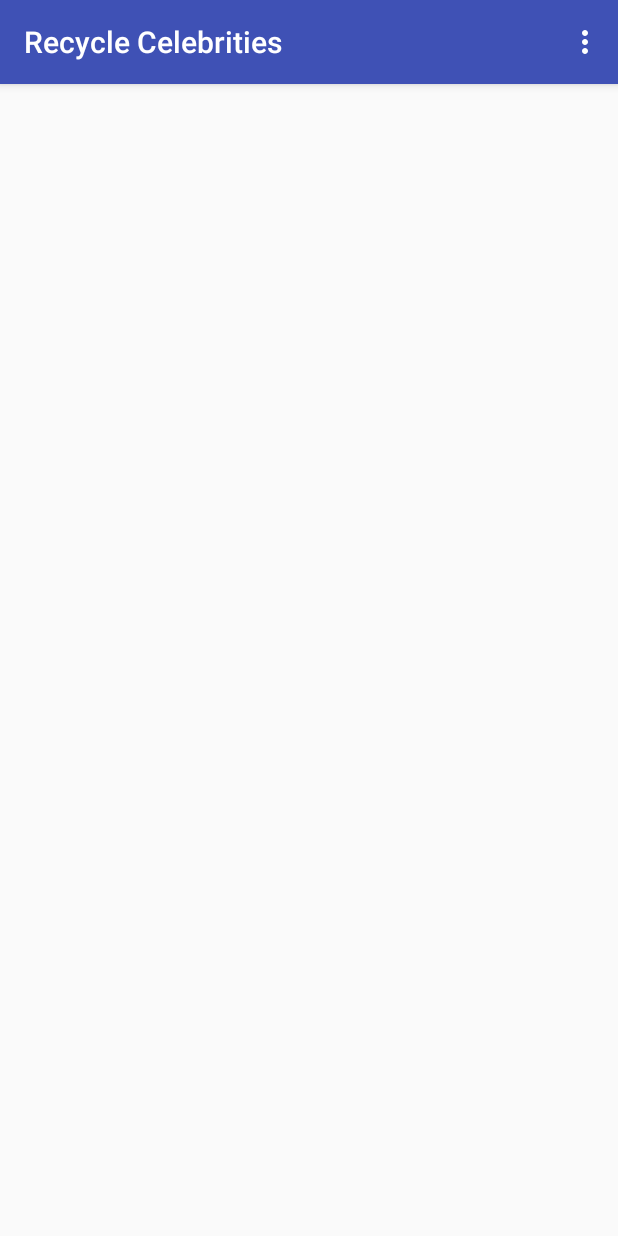
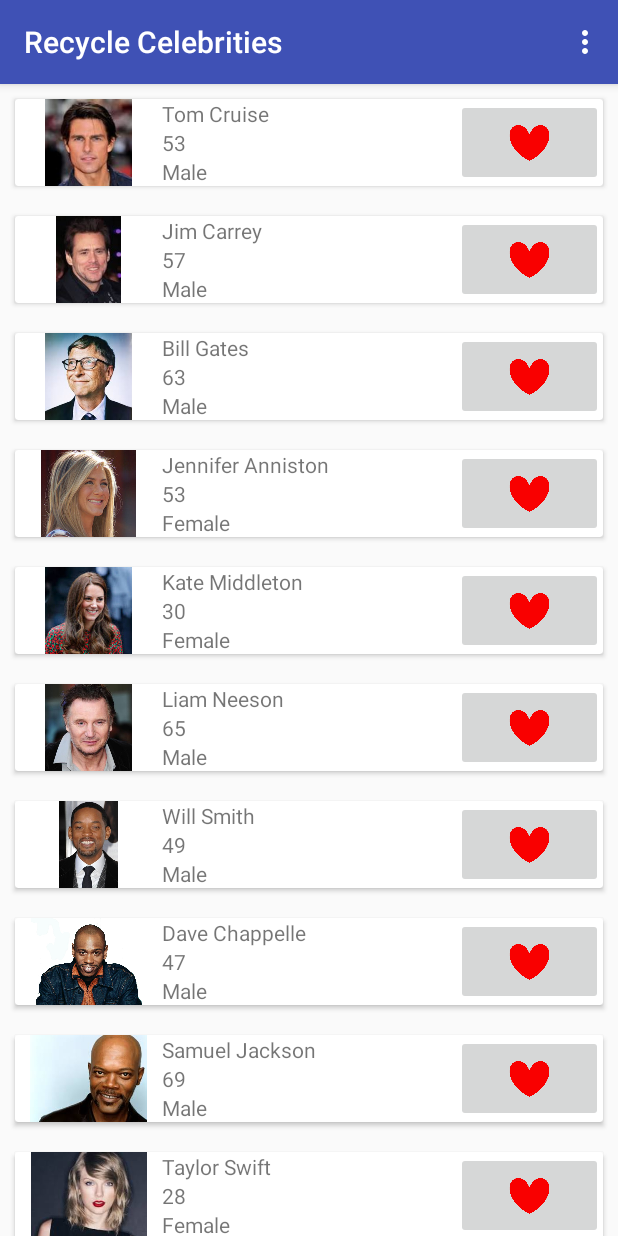
Before and after one commit to Mazogu/RecycleViews, an Android app: the screen it shows after launch (MainActivity), on a phone screen of 412 x 824 dp. Run offline under Robolectric (Android 15) with nearby library versions, the phone set to English and light mode, and no system bars.

Commit message:
The recycle view works for the main activity

```diff
--- a/app/src/main/java/com/example/micha/recyclecelebrities/MainActivity.java
+++ b/app/src/main/java/com/example/micha/recyclecelebrities/MainActivity.java
@@ -3,6 +3,8 @@ package com.example.micha.recyclecelebrities;
 import android.content.Intent;
 import android.support.v7.app.AppCompatActivity;
 import android.os.Bundle;
+import android.support.v7.widget.LinearLayoutManager;
+import android.support.v7.widget.RecyclerView;
 import android.view.Menu;
 import android.view.MenuInflater;
 import android.view.MenuItem;
@@ -15,13 +17,20 @@ import java.util.List;
 
 public class MainActivity extends AppCompatActivity {
 
+    private List<Celebrity> celebrities;
+    private CustomAdapter adapter;
+
     @Override
     protected void onCreate(Bundle savedInstanceState) {
         super.onCreate(savedInstanceState);
         setContentView(R.layout.activity_main);
+        RecyclerView view = findViewById(R.id.celebList);
+        RecyclerView.LayoutManager manager = new LinearLayoutManager(this);
+        celebrities = LocalData.getCelebrity();
+        adapter = new CustomAdapter(celebrities);
+        view.setAdapter(adapter);
+        view.setLayoutManager(manager);
 
-        List<Celebrity> celebrities = LocalData.getCelebrity();
-        CustomAdapter adapter = new CustomAdapter(celebrities);
 
 
 
@@ -29,6 +38,7 @@ public class MainActivity extends AppCompatActivity {
         // TODO: 1/18/2018 Do remove from list and remember to call the adapter changed function.
     }
     // TODO: 1/18/2018 Create necessary Recycle views and handlers.
+    // TODO: 1/19/2018 Finish Favorites page. Add Individual Celebrity pages.
 
 
     @Override
--- a/app/src/main/java/com/example/micha/recyclecelebrities/data/LocalData.java
+++ b/app/src/main/java/com/example/micha/recyclecelebrities/data/LocalData.java
@@ -13,18 +13,18 @@ import java.util.List;
 public class LocalData {
     public static List<Celebrity> getCelebrity(){
         List<Celebrity> celeblist = new ArrayList<>();
-        celeblist.add(new Celebrity("Tom Cruise", "53", "Male",Integer.toString(R.drawable.Tom_Cruise)));
-        celeblist.add(new Celebrity("Jim Carrey", "57", "Male",Integer.toString(R.drawable.Jim_Carrey)));
-        celeblist.add(new Celebrity("Bill Gates", "63", "Male",Integer.toString(R.drawable.Bill_Gates)));
-        celeblist.add(new Celebrity("Jennifer Anniston", "53", "Female",Integer.toString(R.drawable.Jennifer_Aniston)));
-        celeblist.add(new Celebrity("Kate Middleton", "30", "Female",Integer.toString(R.drawable.Kate_Middleton)));
-        celeblist.add(new Celebrity("Liam Neeson", "65", "Male",Integer.toString(R.drawable.Liam_Neeson)));
-        celeblist.add(new Celebrity("Will Smith", "49", "Male",Integer.toString(R.drawable.Will_Smith)));
-        celeblist.add(new Celebrity("Dave Chappelle", "47", "Male",Integer.toString(R.drawable.Dave_Chappelle)));
-        celeblist.add(new Celebrity("Samuel Jackson", "69", "Male",Integer.toString(R.drawable.Samuel_Jackson)));
-        celeblist.add(new Celebrity("Taylor Swift", "28", "Female",Integer.toString(R.drawable.Taylor_Swift)));
-        celeblist.add(new Celebrity("Dwane Johnson", "45", "Male",Integer.toString(R.drawable.Dwane_Johnson)));
-        celeblist.add(new Celebrity("Denzel Washington", "63", "Male",Integer.toString(R.drawable.Denzel_Washington)));
+        celeblist.add(new Celebrity("Tom Cruise", "53", "Male",Integer.toString(R.drawable.tom_cruise)));
+        celeblist.add(new Celebrity("Jim Carrey", "57", "Male",Integer.toString(R.drawable.jim_carrey)));
+        celeblist.add(new Celebrity("Bill Gates", "63", "Male",Integer.toString(R.drawable.bill_gates)));
+        celeblist.add(new Celebrity("Jennifer Anniston", "53", "Female",Integer.toString(R.drawable.jennifer_aniston)));
+        celeblist.add(new Celebrity("Kate Middleton", "30", "Female",Integer.toString(R.drawable.kate_middleton)));
+        celeblist.add(new Celebrity("Liam Neeson", "65", "Male",Integer.toString(R.drawable.liam_neeson)));
+        celeblist.add(new Celebrity("Will Smith", "49", "Male",Integer.toString(R.drawable.will_smith)));
+        celeblist.add(new Celebrity("Dave Chappelle", "47", "Male",Integer.toString(R.drawable.dave_chappelle)));
+        celeblist.add(new Celebrity("Samuel Jackson", "69", "Male",Integer.toString(R.drawable.samuel_jackson)));
+        celeblist.add(new Celebrity("Taylor Swift", "28", "Female",Integer.toString(R.drawable.taylor_swift)));
+        celeblist.add(new Celebrity("Dwane Johnson", "45", "Male",Integer.toString(R.drawable.dwane_johnson)));
+        celeblist.add(new Celebrity("Denzel Washington", "63", "Male",Integer.toString(R.drawable.denzel_washington)));
         celeblist.add(new Celebrity("Steve Carell", "55", "Male",Integer.toString(R.drawable.steve_carell)));
 
         return celeblist;
--- a/app/src/main/java/com/example/micha/recyclecelebrities/model/Celebrity.java
+++ b/app/src/main/java/com/example/micha/recyclecelebrities/model/Celebrity.java
@@ -11,7 +11,7 @@ public class Celebrity {
         this.name = name;
         this.age = age;
         this.gender = gender;
-        this.favorite = "0";
+        this.favorite = "1";
         this.imageID = imageID;
     }
 
--- a/app/src/main/res/layout/custom_layout.xml
+++ b/app/src/main/res/layout/custom_layout.xml
@@ -41,6 +41,9 @@
                 android:layout_weight="1"
                 android:id="@+id/favbtn"
                 android:layout_gravity="center"
+                android:padding="13dp"
+                android:scaleType="centerInside"
+                android:adjustViewBounds="true"
                 android:onClick="favCeleb"/>
         </LinearLayout>
     </android.support.v7.widget.CardView>
--- a/app/src/main/res/values/colors.xml
+++ b/app/src/main/res/values/colors.xml
@@ -3,4 +3,5 @@
     <color name="colorPrimary">#3F51B5</color>
     <color name="colorPrimaryDark">#303F9F</color>
     <color name="colorAccent">#FF4081</color>
+    <color name="white">#FFF</color>
 </resources>
```
Also changed, not shown: app/src/main/res/drawable/bill_gates.jpg (renamed from app/src/main/res/drawable/Bill_Gates.jpg), app/src/main/res/drawable/dave_chappelle.jpg (renamed from app/src/main/res/drawable/Dave_Chappelle.jpg), app/src/main/res/drawable/denzel_washington.jpg (renamed from app/src/main/res/drawable/Denzel_Washington.jpg), app/src/main/res/drawable/dwane_johnson.jpg (renamed from app/src/main/res/drawable/Dwane_Johnson.jpg), app/src/main/res/drawable/jennifer_aniston.jpg (renamed from app/src/main/res/drawable/Jennifer_Aniston.jpg), app/src/main/res/drawable/jim_carrey.jpg (renamed from app/src/main/res/drawable/Jim_Carrey.jpg), app/src/main/res/drawable/kate_middleton.jpg (renamed from app/src/main/res/drawable/Kate_Middleton.jpg), app/src/main/res/drawable/liam_neeson.jpg (renamed from app/src/main/res/drawable/Liam_Neeson.jpg), app/src/main/res/drawable/samuel_jackson.jpg (renamed from app/src/main/res/drawable/Samuel_Jackson.jpg), app/src/main/res/drawable/taylor_swift.jpg (renamed from app/src/main/res/drawable/Taylor_Swift.jpg), app/src/main/res/drawable/tom_cruise.jpg (renamed from app/src/main/res/drawable/Tom_Cruise.jpg), app/src/main/res/drawable/will_smith.jpg (renamed from app/src/main/res/drawable/Will_Smith.jpg).
